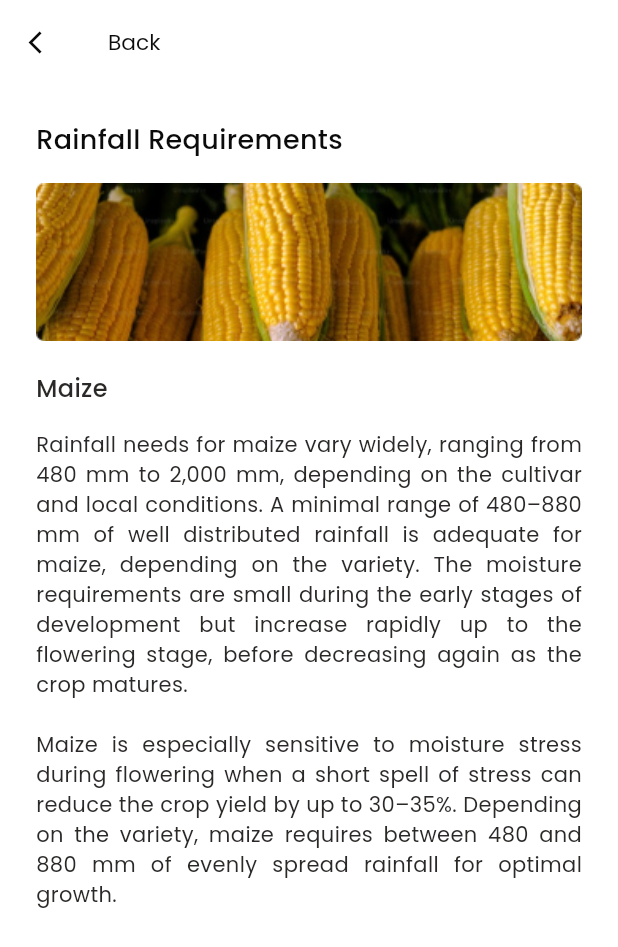
After one commit to enoch-aik/dewsclim, a Flutter app: the RainfallRequirementsScreen screen opened directly, on a phone screen of 412 x 824 dp. The commit adds this screen. Shown: the top 947 px of the screen. Run offline on Flutter 3.47's test engine with Material 3 defaults, Android fonts, the light colour scheme and no system bars; our stand-ins replace auto_route, firebase_core, flutter_hooks, flutter_svg, hooks_riverpod, lottie and 2 more; accounts and stored records are empty.

Commit message:
- Added UI for crop requirements

```diff
--- /dev/null
+++ b/lib/features/home/presentation/ui/screens/crop_requirements/rainfall.dart
@@ -0,0 +1,93 @@
+import 'package:dewsclim/lib.dart';
+import 'package:dewsclim/src/res/assets/images/images.dart';
+import 'package:dewsclim/src/res/colors/colors.dart';
+import 'package:dewsclim/src/res/styles/styles.dart';
+import 'package:dewsclim/src/widgets/widgets.dart';
+
+@RoutePage(name: 'rainfallRequirements')
+
+class RainfallRequirementsScreen extends StatelessWidget {
+  const RainfallRequirementsScreen({super.key});
+
+  @override
+  Widget build(BuildContext context) {
+    return Scaffold(
+      appBar: AppBar(
+        title: Text(
+          'Back',
+          style: AppStyles.bodyTextStyle.copyWith(
+              color: AppColors.baseBlack,
+              fontSize: 14.5,
+              fontWeight: FontWeight.w400),
+        ),
+        leading: IconButton(
+          icon: const Icon(
+            Icons.arrow_back_ios,
+            weight: 0.5,
+            size: 18,
+          ),
+          color: AppColors.baseBlack,
+          highlightColor: Colors.transparent,
+          onPressed: () {
+            AppNavigator.of(context).pop();
+          },
+        ),
+        centerTitle: false,
+      ),
+      body: SingleChildScrollView(
+        padding: const EdgeInsets.symmetric(horizontal: 24.0),
+        child: Column(
+          crossAxisAlignment: CrossAxisAlignment.start,
+          children: [
+            const ColSpacing(24),
+            Text(
+              'Rainfall Requirements',
+              style: AppStyles.bodyTextStyle.copyWith(
+                fontSize: 18,
+                color: AppColors.baseBlack,
+                fontWeight: FontWeight.w500,
+              ),
+            ),
+            Padding(
+              padding: const EdgeInsets.only(top: 16, bottom: 20),
+              child: Image.asset(
+                maizeImg,
+                width: double.maxFinite,
+                fit: BoxFit.fitWidth,
+              ),
+            ),
+            Text(
+              'Maize',
+              style: AppStyles.bodyTextStyle.copyWith(
+                fontSize: 16,
+                color: AppColors.neutral900,
+                fontWeight: FontWeight.w500,
+              ),
+            ),
+            const ColSpacing(16),
+            Text(
+              'Rainfall needs for maize vary widely, ranging from 480 mm to '
+                  '2,000 mm, depending on the cultivar and local conditions. '
+                  'A minimal range of 480–880 mm of well distributed rainfall'
+                  ' is adequate for maize, depending on the variety. The '
+                  'moisture requirements are small during the early stages '
+                  'of development but increase rapidly up to the flowering '
+                  'stage, before decreasing again as the crop matures.\n\n'
+                  'Maize is especially sensitive to moisture stress during '
+                  'flowering when a short spell of stress can reduce the '
+                  'crop yield by up to 30–35%. Depending on the variety, '
+                  'maize requires between 480 and 880 mm of evenly spread '
+                  'rainfall for optimal growth.',
+              textAlign: TextAlign.justify,
+              style: AppStyles.bodyTextStyle.copyWith(
+                fontSize: 14,
+                color: AppColors.neutral900,
+                fontWeight: FontWeight.w400,
+              ),
+            ),
+          ],
+        ),
+      ),
+    );
+  }
+}
--- a/lib/src/res/assets/svg/svg.dart
+++ b/lib/src/res/assets/svg/svg.dart
@@ -16,6 +16,9 @@ String rainfallPatternSvg = '$_homeDir/rainfall_pattern.svg';
 String soilTemperatureSvg = '$_homeDir/soil_temperature.svg';
 String temperatureSvg = '$_homeDir/temperature.svg';
 String sendMessageSvg = '$_homeDir/send_message.svg';
+String temperatureOutlinedSvg = '$_homeDir/temperature_outlined.svg';
+String rainfallPatternOutlinedSvg = '$_homeDir/rainfall_pattern_outlined.svg';
+String bugSvg = '$_homeDir/bug.svg';
 
 ///[BOTTOM NAV]
 String geminiSvg = '$_bottomNavDir/gemini.svg';
--- a/lib/src/router/router.dart
+++ b/lib/src/router/router.dart
@@ -5,9 +5,13 @@ import 'package:dewsclim/features/auth/presentation/ui/screens/register/register
 import 'package:dewsclim/features/gemini/presentation/ui/screens/gemini.dart';
 import 'package:dewsclim/features/home/presentation/ui/screens/about_us.dart';
 import 'package:dewsclim/features/home/presentation/ui/screens/contact_us.dart';
+import 'package:dewsclim/features/home/presentation/ui/screens/crop_requirements/crop_requirements.dart';
+import 'package:dewsclim/features/home/presentation/ui/screens/crop_requirements/prevailing_pests.dart';
+import 'package:dewsclim/features/home/presentation/ui/screens/crop_requirements/rainfall.dart';
+import 'package:dewsclim/features/home/presentation/ui/screens/crop_requirements/temperature.dart';
 import 'package:dewsclim/features/home/presentation/ui/screens/feedback.dart';
 import 'package:dewsclim/features/home/presentation/ui/screens/home.dart';
-import 'package:dewsclim/features/home/presentation/ui/screens/select_location.dart';
+import 'package:dewsclim/features/home/presentation/ui/modals/select_location.dart';
 import 'package:dewsclim/features/onboarding/presentation/ui/screens/onboarding.dart';
 import 'package:dewsclim/features/profile/presentation/ui/screens/profile.dart';
 import 'package:dewsclim/features/search/presentation/ui/screens/search.dart';
@@ -51,6 +55,10 @@ class AppRouter extends _$AppRouter {
         AutoRoute(page: AboutUs.page),
         AutoRoute(page: ContactUs.page),
         AutoRoute(page: UserFeedback.page),
+        AutoRoute(page: CropRequirement.page),
+        AutoRoute(page: PrevalentPests.page),
+        AutoRoute(page: TemperatureRequirements.page),
+        AutoRoute(page: RainfallRequirements.page),
 
         ///SEARCH
         AutoRoute(page: Search.page),
```
Also changed, not shown: lib/features/home/presentation/ui/modals/select_location.dart (renamed from lib/features/home/presentation/ui/screens/select_location.dart).
